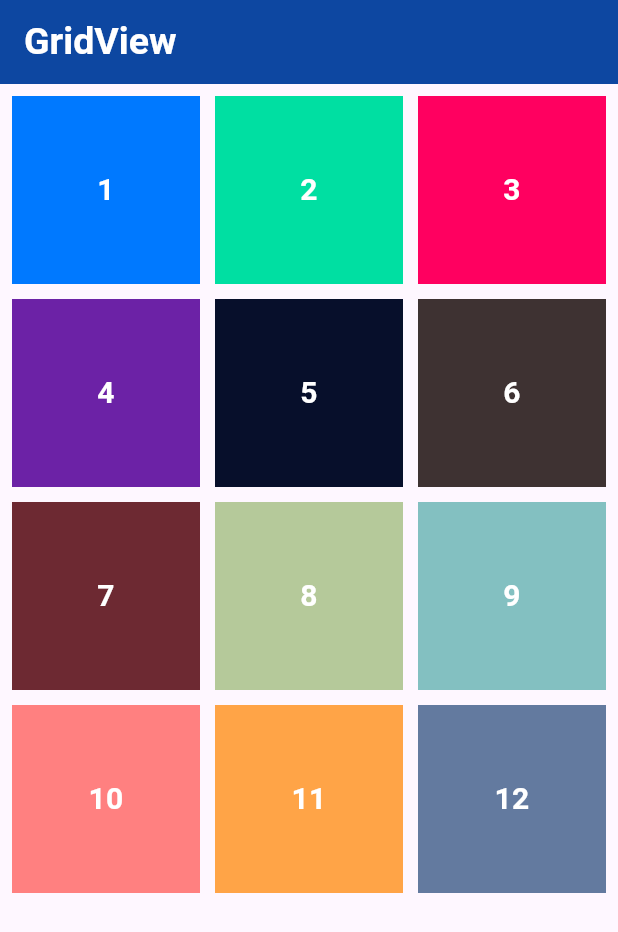
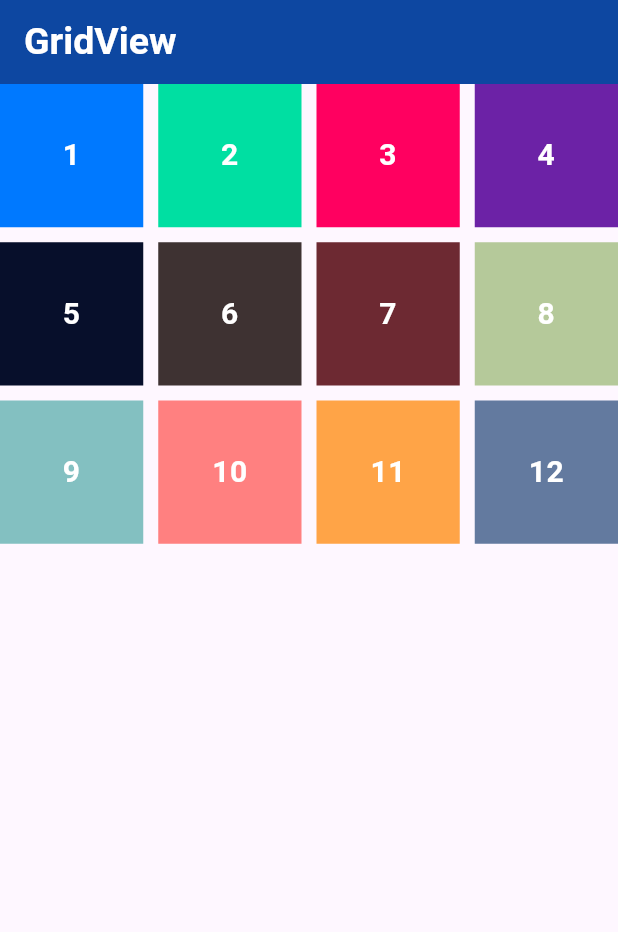
Before and after one commit to alhasann351/gridview, a Flutter app: the screen it shows after launch, on a phone screen of 412 x 824 dp. Shown: the top 932 px of the screen. Run offline on Flutter 3.47's test engine with Material 3 defaults, Android fonts, the phone set to English and light mode, and no system bars.

Commit message:
gridview extent added

```diff
--- a/lib/main.dart
+++ b/lib/main.dart
@@ -70,7 +70,7 @@ class _MyHomePageState extends State<MyHomePage> {
           ),
         ),
       ),
-      body: Padding(
+      body: /*Padding(
         padding: const EdgeInsets.all(8.0),
         child: GridView.count(
           crossAxisCount: 3,
@@ -235,6 +235,169 @@ class _MyHomePageState extends State<MyHomePage> {
             ),
           ],
         ),
+      ),*/
+          GridView.extent(
+        maxCrossAxisExtent: 100,
+        mainAxisSpacing: 10,
+        crossAxisSpacing: 10,
+            children: [
+              Container(
+                color: color[0],
+                alignment: Alignment.center,
+                child: Text(
+                  number[0],
+                  textAlign: TextAlign.center,
+                  style: const TextStyle(
+                    fontWeight: FontWeight.bold,
+                    fontSize: 20,
+                    color: Colors.white,
+                  ),
+                ),
+              ),
+              Container(
+                color: color[1],
+                alignment: Alignment.center,
+                child: Text(
+                  number[1],
+                  textAlign: TextAlign.center,
+                  style: const TextStyle(
+                    fontWeight: FontWeight.bold,
+                    fontSize: 20,
+                    color: Colors.white,
+                  ),
+                ),
+              ),
+              Container(
+                color: color[2],
+                alignment: Alignment.center,
+                child: Text(
+                  number[2],
+                  textAlign: TextAlign.center,
+                  style: const TextStyle(
+                    fontWeight: FontWeight.bold,
+                    fontSize: 20,
+                    color: Colors.white,
+                  ),
+                ),
+              ),
+              Container(
+                color: color[3],
+                alignment: Alignment.center,
+                child: Text(
+                  number[3],
+                  textAlign: TextAlign.center,
+                  style: const TextStyle(
+                    fontWeight: FontWeight.bold,
+                    fontSize: 20,
+                    color: Colors.white,
+                  ),
+                ),
+              ),
+              Container(
+                color: color[4],
+                alignment: Alignment.center,
+                child: Text(
+                  number[4],
+                  textAlign: TextAlign.center,
+                  style: const TextStyle(
+                    fontWeight: FontWeight.bold,
+                    fontSize: 20,
+                    color: Colors.white,
+                  ),
+                ),
+              ),
+              Container(
+                color: color[5],
+                alignment: Alignment.center,
+                child: Text(
+                  number[5],
+                  textAlign: TextAlign.center,
+                  style: const TextStyle(
+                    fontWeight: FontWeight.bold,
+                    fontSize: 20,
+                    color: Colors.white,
+                  ),
+                ),
+              ),
+              Container(
+                color: color[6],
+                alignment: Alignment.center,
+                child: Text(
+                  number[6],
+                  textAlign: TextAlign.center,
+                  style: const TextStyle(
+                    fontWeight: FontWeight.bold,
+                    fontSize: 20,
+                    color: Colors.white,
+                  ),
+                ),
+              ),
+              Container(
+                color: color[7],
+                alignment: Alignment.center,
+                child: Text(
+                  number[7],
+                  textAlign: TextAlign.center,
+                  style: const TextStyle(
+                    fontWeight: FontWeight.bold,
+                    fontSize: 20,
+                    color: Colors.white,
+                  ),
+                ),
+              ),
+              Container(
+                color: color[8],
+                alignment: Alignment.center,
+                child: Text(
+                  number[8],
+                  textAlign: TextAlign.center,
+                  style: const TextStyle(
+                    fontWeight: FontWeight.bold,
+                    fontSize: 20,
+                    color: Colors.white,
+                  ),
+                ),
+              ),
+              Container(
+                color: color[9],
+                alignment: Alignment.center,
+                child: Text(
+                  number[9],
+                  textAlign: TextAlign.center,
+                  style: const TextStyle(
+                    fontWeight: FontWeight.bold,
+                    fontSize: 20,
+                    color: Colors.white,
+                  ),
+                ),
+              ),
+              Container(
+                color: color[10],
+                alignment: Alignment.center,
+                child: Text(
+                  number[10],
+                  textAlign: TextAlign.center,
+                  style: const TextStyle(
+                    fontWeight: FontWeight.bold,
+                    fontSize: 20,
+                    color: Colors.white,
+                  ),
+                ),
+              ),
+              Container(
+                color: color[11],
+                alignment: Alignment.center,
+                child: Text(
+                  number[11],
+                  textAlign: TextAlign.center,
+                  style: const TextStyle(
+                    fontWeight: FontWeight.bold,
+                    fontSize: 20,
+                    color: Colors.white,
+                  ),
+                ),
+              ),
+            ],
       ),
     );
   }
```
